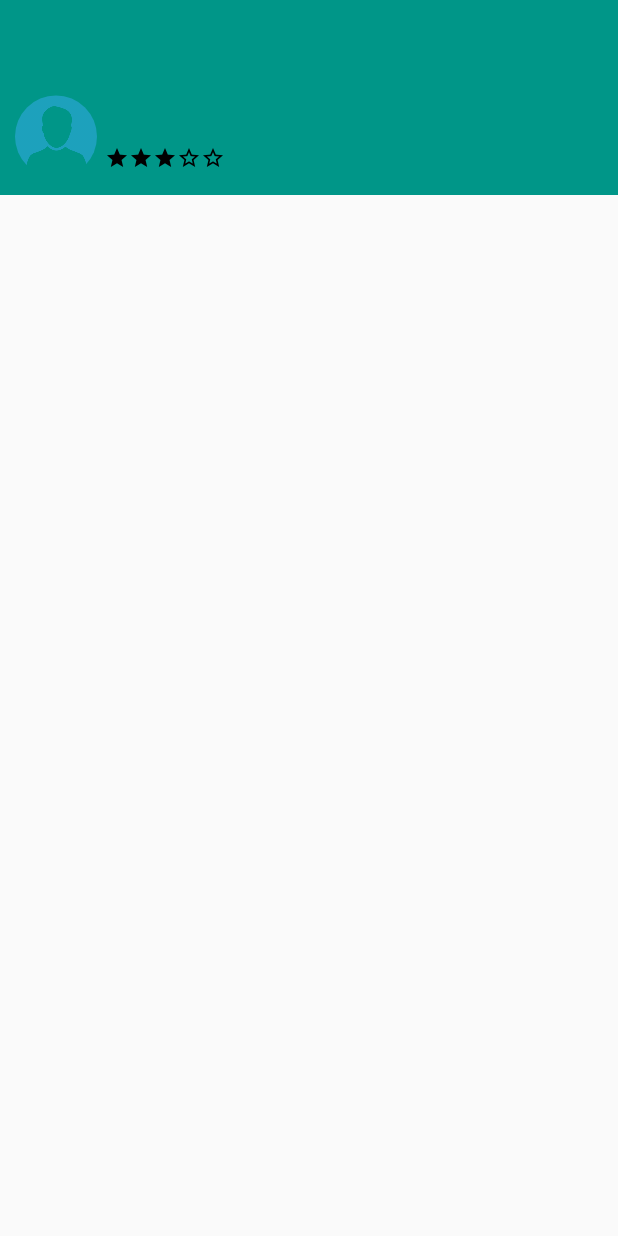
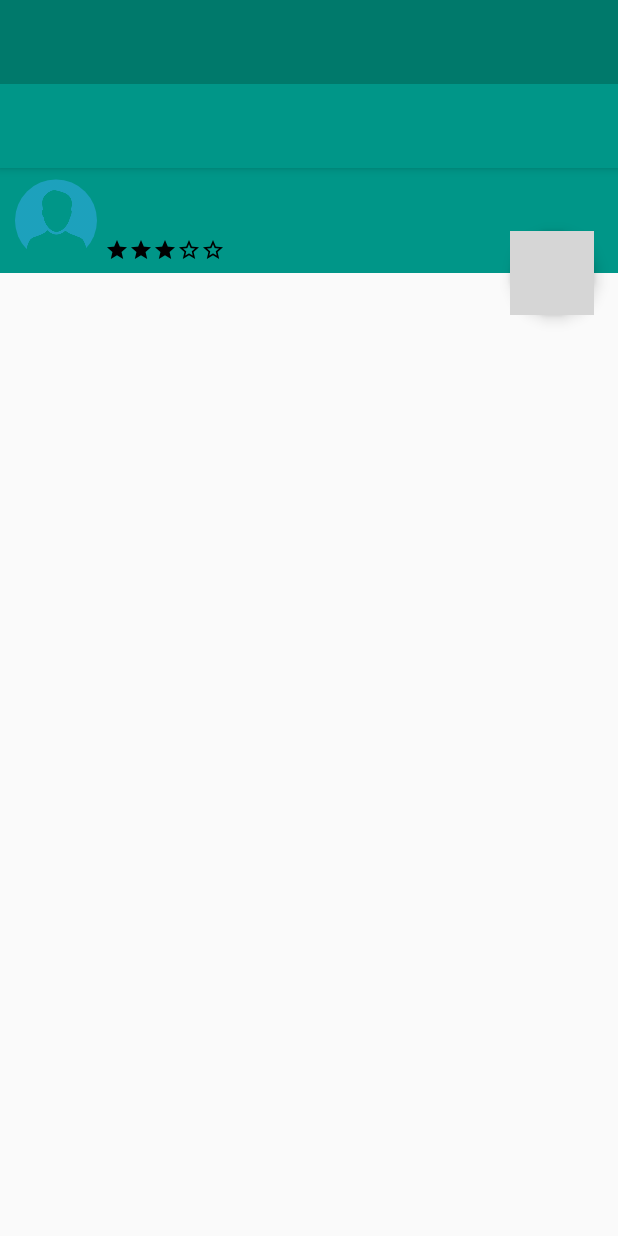
Before and after one commit to Olejek88/AskMaster, an Android app: the layout fragment_question_details.xml on its own in the app's theme, with its tools: preview values and no code run, on a phone screen of 412 x 824 dp. Run offline under Robolectric (Android 15) with nearby library versions, the phone set to English and light mode, and no system bars; grey boxes are pictures that could not be loaded.

Commit message:
Исправлен фрагмент деталей вопроса

```diff
--- a/app/src/main/java/ru/shtrm/askmaster/data/Question.java
+++ b/app/src/main/java/ru/shtrm/askmaster/data/Question.java
@@ -102,7 +102,6 @@ public class Question extends RealmObject {
         this.images = images;
     }
 
-
     public User getUser() {
         return user;
     }
--- a/app/src/main/java/ru/shtrm/askmaster/data/source/local/QuestionsLocalDataSource.java
+++ b/app/src/main/java/ru/shtrm/askmaster/data/source/local/QuestionsLocalDataSource.java
@@ -5,6 +5,7 @@ import android.support.annotation.Nullable;
 
 import java.util.List;
 
+import io.realm.RealmList;
 import ru.shtrm.askmaster.data.Question;
 import ru.shtrm.askmaster.data.source.QuestionsDataSource;
 import ru.shtrm.askmaster.realm.RealmHelper;
--- a/app/src/main/java/ru/shtrm/askmaster/mvp/questiondetails/QuestionDetailsAdapter.java
+++ b/app/src/main/java/ru/shtrm/askmaster/mvp/questiondetails/QuestionDetailsAdapter.java
@@ -76,8 +76,6 @@ public class QuestionDetailsAdapter extends RecyclerView.Adapter<RecyclerView.Vi
             vh.textViewDate.setText(sDate);
             vh.photoGridView.setAdapter(new PhotoGridAdapter(context, aQuestion.getImages()));
             vh.photoGridView.invalidateViews();
-
-
         } else {
             Answer item = answers.get(position - 1);
             AnswersViewHolder viewHolder = (AnswersViewHolder) holder;
@@ -174,7 +172,6 @@ public class QuestionDetailsAdapter extends RecyclerView.Adapter<RecyclerView.Vi
             textViewTitle = itemView.findViewById(R.id.questionTitle);
             textViewDate = itemView.findViewById(R.id.questionDate);
             photoGridView = itemView.findViewById(R.id.gridview);
-
         }
 
     }
--- a/app/src/main/res/layout/fragment_question_details.xml
+++ b/app/src/main/res/layout/fragment_question_details.xml
@@ -1,27 +1,37 @@
 <?xml version="1.0" encoding="utf-8"?>
 
-<android.support.design.widget.CoordinatorLayout
-    xmlns:android="http://schemas.android.com/apk/res/android"
+<android.support.v4.widget.DrawerLayout xmlns:android="http://schemas.android.com/apk/res/android"
     xmlns:app="http://schemas.android.com/apk/res-auto"
+    xmlns:tools="http://schemas.android.com/tools"
+    android:id="@+id/drawer_layout"
     android:layout_width="match_parent"
     android:layout_height="match_parent"
     android:fitsSystemWindows="true"
-    android:id="@+id/coordinatorLayout">
+    tools:openDrawer="start">
 
-    <android.support.design.widget.AppBarLayout
-        android:id="@+id/app_bar"
+    <android.support.design.widget.CoordinatorLayout
         android:layout_width="match_parent"
-        android:layout_height="130dp"
-        android:fitsSystemWindows="true"
-        android:theme="@style/AppTheme.AppBarOverlay">
+        android:layout_height="match_parent"
+        android:fitsSystemWindows="false">
 
-        <android.support.design.widget.CollapsingToolbarLayout
-            android:id="@+id/toolbar_layout"
+        <LinearLayout
             android:layout_width="match_parent"
-            android:layout_height="match_parent"
-            app:contentScrim="@color/colorPrimary"
-            android:fitsSystemWindows="true"
-            app:layout_scrollFlags="scroll|enterAlwaysCollapsed|enterAlways">
+            android:layout_height="wrap_content"
+            android:orientation="vertical">
+
+            <android.support.design.widget.AppBarLayout
+                android:layout_width="match_parent"
+                android:layout_height="wrap_content"
+                android:theme="@style/AppTheme.AppBarOverlay">
+
+                <android.support.v7.widget.Toolbar
+                    android:id="@+id/toolbar"
+                    android:layout_width="match_parent"
+                    android:layout_height="?attr/actionBarSize"
+                    android:background="?attr/colorPrimary"
+                    app:popupTheme="@style/AppTheme.PopupOverlay" />
+
+            </android.support.design.widget.AppBarLayout>
 
             <include
                 android:id="@+id/user_detail"
@@ -29,21 +39,22 @@
                 android:layout_width="match_parent"
                 android:layout_height="match_parent" />
 
-        </android.support.design.widget.CollapsingToolbarLayout>
+            <android.support.v7.widget.RecyclerView
+                android:id="@+id/recyclerView"
+                android:layout_width="match_parent"
+                android:layout_height="wrap_content" />
+        </LinearLayout>
 
-    </android.support.design.widget.AppBarLayout>
+        <android.support.design.widget.FloatingActionButton
+            android:id="@+id/fab"
+            android:layout_width="wrap_content"
+            android:layout_height="wrap_content"
+            android:layout_margin="@dimen/fab_margin"
+            android:src="@drawable/ic_mode_edit_white_24dp"
+            android:tint="@android:color/white"
+            app:backgroundTint="@color/colorPrimary"
+            app:layout_anchor="@id/user_detail"
+            app:layout_anchorGravity="bottom|end" />
 
-    <android.support.v4.widget.SwipeRefreshLayout
-        android:layout_width="match_parent"
-        android:layout_height="wrap_content"
-        app:layout_behavior="@string/appbar_scrolling_view_behavior"
-        android:id="@+id/swipeRefreshLayout">
-
-        <android.support.v7.widget.RecyclerView
-            android:layout_width="match_parent"
-            android:layout_height="wrap_content"
-            android:id="@+id/recyclerView" />
-
-    </android.support.v4.widget.SwipeRefreshLayout>
-
-</android.support.design.widget.CoordinatorLayout>
+    </android.support.design.widget.CoordinatorLayout>
+</android.support.v4.widget.DrawerLayout>
--- a/app/src/main/res/layout/user_info.xml
+++ b/app/src/main/res/layout/user_info.xml
@@ -1,10 +1,9 @@
 <?xml version="1.0" encoding="utf-8"?>
-
 <RelativeLayout xmlns:android="http://schemas.android.com/apk/res/android"
     android:id="@+id/RelativeHeaderLayout"
     android:layout_width="fill_parent"
     android:layout_height="wrap_content"
-    android:textColor="@color/colorPrimary">
+    android:background="@color/colorPrimary">
 
     <de.hdodenhof.circleimageview.CircleImageView
         android:id="@+id/profile_image"
@@ -53,6 +52,7 @@
     <ImageView
         android:layout_width="16dp"
         android:layout_height="16dp"
+        android:layout_marginTop="5dp"
         android:id="@+id/star1"
         android:layout_below="@id/profile_status"
         android:layout_toEndOf="@id/profile_image"
@@ -61,6 +61,7 @@
     <ImageView
         android:layout_width="16dp"
         android:layout_height="16dp"
+        android:layout_marginTop="5dp"
         android:id="@+id/star2"
         android:layout_below="@id/profile_status"
         android:layout_toEndOf="@id/star1"
@@ -69,6 +70,7 @@
     <ImageView
         android:layout_width="16dp"
         android:layout_height="16dp"
+        android:layout_marginTop="5dp"
         android:id="@+id/star3"
         android:layout_below="@id/profile_status"
         android:layout_toEndOf="@id/star2"
@@ -77,6 +79,7 @@
     <ImageView
         android:layout_width="16dp"
         android:layout_height="16dp"
+        android:layout_marginTop="5dp"
         android:id="@+id/star4"
         android:layout_below="@id/profile_status"
         android:layout_toEndOf="@id/star3"
@@ -85,6 +88,7 @@
     <ImageView
         android:layout_width="16dp"
         android:layout_height="16dp"
+        android:layout_marginTop="5dp"
         android:id="@+id/star5"
         android:layout_below="@id/profile_status"
         android:layout_toEndOf="@id/star4"
```
Also changed, not shown: app/src/main/java/ru/shtrm/askmaster/data/source/ImagesDataSource.java (+4 -0 lines), app/src/main/java/ru/shtrm/askmaster/data/source/ImagesRepository.java (+8 -0 lines), app/src/main/java/ru/shtrm/askmaster/data/source/local/ImagesLocalDataSource.java (+15 -0 lines), app/src/main/java/ru/shtrm/askmaster/data/source/remote/ImagesRemoteDataSource.java (+5 -0 lines), app/src/main/java/ru/shtrm/askmaster/mvp/addquestion/AddQuestionPresenter.java (+4 -3 lines), app/src/main/java/ru/shtrm/askmaster/mvp/questiondetails/QuestionDetailsFragment.java (+17 -1 lines), app/src/main/res/layout/item_question.xml (+0 -10 lines), app/src/main/res/layout/launcher_list_widget.xml (+0 -15 lines), 1 other file.
